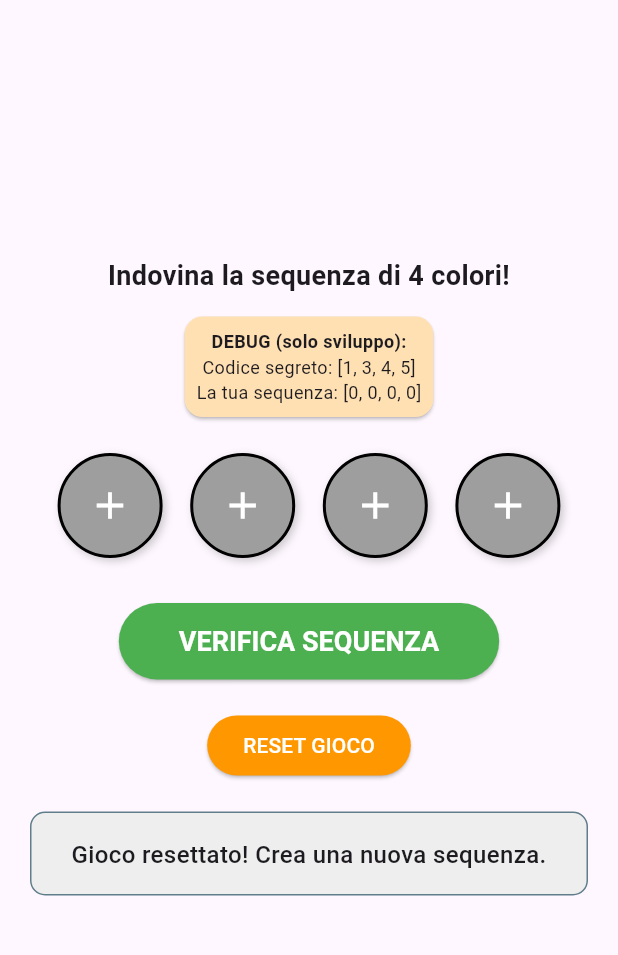
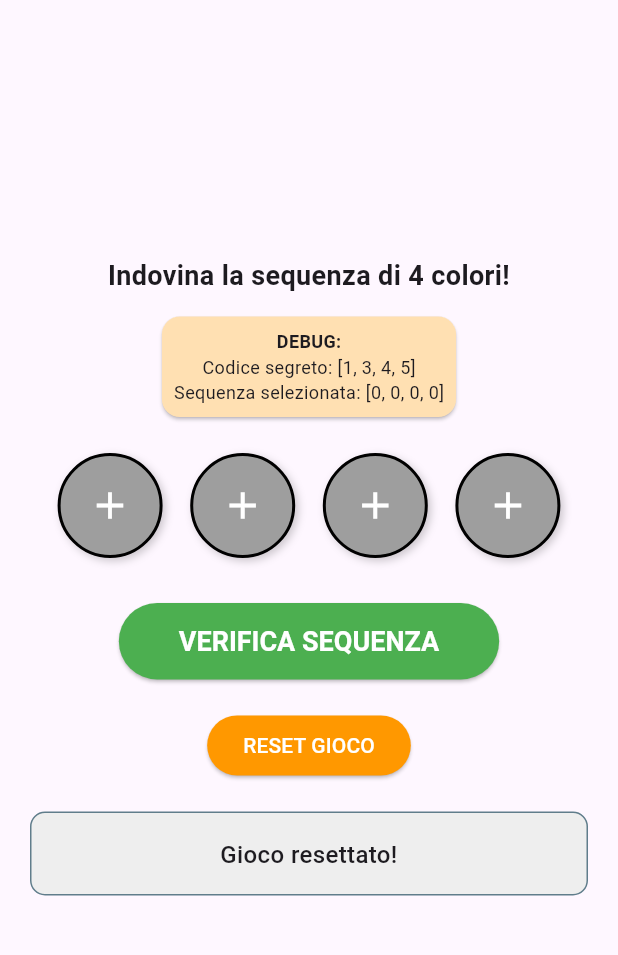
Before and after one commit to Michele-Bellardi/InferiorMind, a Flutter app: the screen it shows after launch, after a tap on the "add" icon, after a tap on "VERIFICA SEQUENZA", after a tap on "RESET GIOCO", on a phone screen of 412 x 824 dp, the part 84-1039 px from its top. Run offline on Flutter 3.47's test engine with Material 3 defaults, Android fonts, the phone set to English and light mode, and no system bars.

Commit message:
Aggiornamenti app e commenti

```diff
--- a/lib/main.dart
+++ b/lib/main.dart
@@ -1,7 +1,5 @@
 import 'package:flutter/material.dart';
 import 'dart:math';
-
-//prova comemnto
 
 void main() {
   runApp(const MasterMindApp());
@@ -16,7 +14,7 @@ class MasterMindApp extends StatelessWidget {
       title: 'Master Mind Semplificato',
       theme: ThemeData(
         primarySwatch: Colors.blue,
-        useMaterial3: true,
+        useMaterial3: true, //Imposta il tema
       ),
       home: const MasterMindGame(),
     );
@@ -31,25 +29,24 @@ class MasterMindGame extends StatefulWidget {
 }
 
 class _MasterMindGameState extends State<MasterMindGame> {
-  // Colori disponibili per il gioco
+  //Colori disponibili per il gioco
   final List<Color> availableColors = [
-    Colors.grey,  // 0 - Stato iniziale
-    Colors.red,    // 1
-    Colors.blue,   // 2
-    Colors.green,  // 3
-    Colors.yellow, // 4
-    Colors.purple, // 5
+    Colors.grey,   //0 - Stato iniziale
+    Colors.red,    //1
+    Colors.blue,   //2
+    Colors.green,  //3
+    Colors.yellow, //4
+    Colors.purple, //5
   ];
 
 
-  List<int> secretCode = [];
+  List<int> secretCode = []; //Dove verrà tenuto il codice segreto una volta generato
 
 
   List<int> currentSequence = [0, 0, 0, 0];
 
-  // Risultato del tentativo
   String resultMessage = 'Premi i bottoni per iniziare!';
-  bool showDebug = true; // Per vedere il codice segreto durante lo sviluppo
+  bool showDebug = true; //Per vedere il codice segreto durante lo sviluppo
 
   @override
   void initState() {
@@ -57,44 +54,45 @@ class _MasterMindGameState extends State<MasterMindGame> {
     _generateSecretCode();
   }
 
-  // Genera il codice segreto casuale
+  //Genera il codice segreto casuale
   void _generateSecretCode() {
     final random = Random();
-    secretCode = List.generate(4, (_) => random.nextInt(5) + 1); //genero codice segreto
-    print('CODICE SEGRETO: $secretCode'); // Per debug
+    secretCode = List.generate(4, (_) => random.nextInt(5) + 1);
+    print('CODICE SEGRETO: $secretCode'); //Per debug (si vede solo nel terminale)
   }
 
-  // Cambia il colore di un bottone
+  //Cambia il colore di un bottone
   void _changeColor(int index) {
     setState(() {
       currentSequence[index] = (currentSequence[index] + 1) % availableColors.length;
-      if (currentSequence[index] == 0) currentSequence[index] = 1; // Salta il grigio
+      if (currentSequence[index] == 0) currentSequence[index] = 1; //Salta il grigio (una volta cambiato il colore per la prima volta non sarà più possibile utilizzare il grigio)
       resultMessage = 'Sequenza: $currentSequence';
     });
   }
 
-  // Verifica la sequenza del giocatore
+  //Verifica la sequenza del giocatore
   void _checkSequence() {
     print(' Verifica in corso...');
     print('Codice segreto: $secretCode');
     print(' Sequenza giocatore: $currentSequence');
 
-    // Controlla che tutti i colori siano selezionati
+    //Controlla che tutti i colori siano selezionati (altrimenti non va avanti con la verifica)
     if (currentSequence.contains(0)) {
       setState(() {
-        resultMessage = ' Completa tutti i 4 colori prima di verificare!';
+        resultMessage = 'Completa tutti i colori prima di verificare!';
       });
       return;
     }
 
+    //Variabili di controllo
     int correctPosition = 0;
     int correctColor = 0;
 
-    // Lista per tenere traccia dei colori già contati
+    //Lista per tenere traccia dei colori già contati
     List<bool> secretUsed = List.filled(4, false);
     List<bool> currentUsed = List.filled(4, false);
 
-    //  trova le posizioni esatte
+    //Trova le posizioni esatte
     for (int i = 0; i < 4; i++) {
       if (currentSequence[i] == secretCode[i]) {
         correctPosition++;
@@ -103,17 +101,15 @@ class _MasterMindGameState extends State<MasterMindGame> {
       }
     }
 
-    //  trova colori giusti ma posizione sbagliata
+    //Trova colori giusti ma in posizione sbagliata
     for (int i = 0; i < 4; i++) {
-      if (!currentUsed[i]) { // Se questa posizione non è già stata contata come esatta
+      if (!currentUsed[i]) { //Se questa posizione non è già stata contata come esatta
         for (int j = 0; j < 4; j++) {
-          if (!secretUsed[j] && // Se questo colore segreto non è già stato usato
-              !currentUsed[i] && // E questa posizione corrente non è stata usata
-              currentSequence[i] == secretCode[j]) {
+          if (!secretUsed[j] && !currentUsed[i] && currentSequence[i] == secretCode[j]) {//Se questo colore segreto non è già stato usato e questa posizione corrente non è stata usata
             correctColor++;
             secretUsed[j] = true;
             currentUsed[i] = true;
-            break; // Esci dal ciclo interno una volta trovata una corrispondenza
+            break;
           }
         }
       }
@@ -121,28 +117,29 @@ class _MasterMindGameState extends State<MasterMindGame> {
 
     setState(() {
       if (correctPosition == 4) {
-        resultMessage = ' COMPLIMENTI! HAI VINTO! \n'
-            'Hai indovinato tutte e 4 le posizioni!';
+        resultMessage = 'HAI VINTO! \n'
+            'Hai indovinato tutte le posizioni!';
       } else {
         resultMessage = 'Risultato:\n'
             ' Posizioni corrette: $correctPosition\n'
-            'Colori giusti (posizione sbagliata): $correctColor\n'
-            '\nClicca i cerchi per cambiare colori e riprova!';
+            'Colori giusti ma in posizione sbagliata: $correctColor\n'
+            '\nClicca i pulsanti per cambiare i colori e riprova!';
       }
     });
 
-    print(' Risultato: $correctPosition posizioni corrette, $correctColor colori giusti');
+    print('Risultato: $correctPosition posizioni corrette, $correctColor colori giusti');//Per il debug
   }
 
-  // Resetta il gioco
+  //Resetta il gioco
   void _resetGame() {
     setState(() {
       _generateSecretCode();
       currentSequence = [0, 0, 0, 0];
-      resultMessage = 'Gioco resettato! Crea una nuova sequenza.';
+      resultMessage = 'Gioco resettato!';
     });
   }
 
+  //Struttura dell'app
   @override
   Widget build(BuildContext context) {
     return Scaffold(
@@ -154,7 +151,6 @@ class _MasterMindGameState extends State<MasterMindGame> {
           IconButton(
             icon: const Icon(Icons.refresh),
             onPressed: _resetGame,
-            tooltip: 'Reset Gioco',
           ),
         ],
       ),
@@ -163,14 +159,13 @@ class _MasterMindGameState extends State<MasterMindGame> {
         child: Column(
           mainAxisAlignment: MainAxisAlignment.center,
           children: [
-            // Titolo
             const Text(
               'Indovina la sequenza di 4 colori!',
               style: TextStyle(fontSize: 18, fontWeight: FontWeight.bold),
               textAlign: TextAlign.center,
             ),
 
-            // Debug: mostra il codice segreto (solo durante lo sviluppo)
+            //Per il debug si mostra il codice segreto
             if (showDebug) ...[
               const SizedBox(height: 10),
               Card(
@@ -180,7 +175,7 @@ class _MasterMindGameState extends State<MasterMindGame> {
                   child: Column(
                     children: [
                       const Text(
-                        'DEBUG (solo sviluppo):',
+                        'DEBUG:',
                         style: TextStyle(fontSize: 12, fontWeight: FontWeight.bold),
                       ),
                       Text(
@@ -188,7 +183,7 @@ class _MasterMindGameState extends State<MasterMindGame> {
                         style: const TextStyle(fontSize: 12),
                       ),
                       Text(
-                        'La tua sequenza: $currentSequence',
+                        'Sequenza selezionata: $currentSequence',
                         style: const TextStyle(fontSize: 12),
                       ),
                     ],
@@ -199,7 +194,7 @@ class _MasterMindGameState extends State<MasterMindGame> {
 
             const SizedBox(height: 20),
 
-            // Bottoni dei colori
+            //Bottoni dei colori
             Row(
               mainAxisAlignment: MainAxisAlignment.spaceEvenly,
               children: List.generate(4, (index) {
@@ -230,7 +225,7 @@ class _MasterMindGameState extends State<MasterMindGame> {
 
             const SizedBox(height: 30),
 
-            // Bottone di verifica
+            //Bottone di verifica
             ElevatedButton(
               onPressed: _checkSequence,
               style: ElevatedButton.styleFrom(
@@ -244,7 +239,7 @@ class _MasterMindGameState extends State<MasterMindGame> {
 
             const SizedBox(height: 20),
 
-            // Bottone reset
+            //Bottone di reset
             ElevatedButton(
               onPressed: _resetGame,
               style: ElevatedButton.styleFrom(
@@ -256,7 +251,7 @@ class _MasterMindGameState extends State<MasterMindGame> {
 
             const SizedBox(height: 20),
 
-            // Risultato
+            //Casella di testo con il risultato
             Container(
               width: double.infinity,
               padding: const EdgeInsets.all(16),
```
